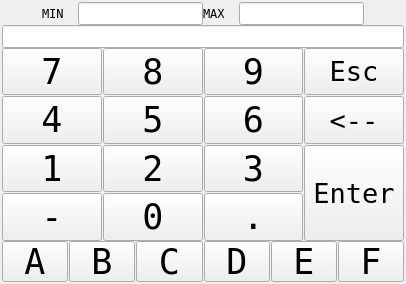
The window that qt_library/ATCMinputdialog/numpad.ui (MECTsrl/mect_plugins) describes before a commit, drawn with Qt 5.
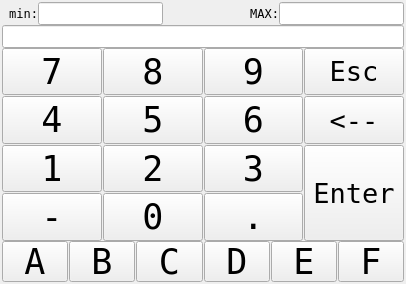
The same window after the commit.

Commit message: fix numpad layout (min/MAX in ATCMlabel)

```diff
--- a/qt_library/ATCMinputdialog/numpad.ui
+++ b/qt_library/ATCMinputdialog/numpad.ui
@@ -30,19 +30,6 @@
    </property>
    <item>
     <layout class="QHBoxLayout" name="horizontalLayout">
-     <item>
-      <spacer name="horizontalSpacer">
-       <property name="orientation">
-        <enum>Qt::Horizontal</enum>
-       </property>
-       <property name="sizeHint" stdset="0">
-        <size>
-         <width>40</width>
-         <height>20</height>
-        </size>
-       </property>
-      </spacer>
-     </item>
      <item>
       <widget class="QLabel" name="labelMin">
        <property name="sizePolicy">
@@ -53,7 +40,7 @@
        </property>
        <property name="maximumSize">
         <size>
-         <width>48</width>
+         <width>36</width>
          <height>16777215</height>
         </size>
        </property>
@@ -66,7 +53,10 @@
         <enum>Qt::NoFocus</enum>
        </property>
        <property name="text">
-        <string>MIN</string>
+        <string>min:</string>
+       </property>
+       <property name="alignment">
+        <set>Qt::AlignRight|Qt::AlignTrailing|Qt::AlignVCenter</set>
        </property>
       </widget>
      </item>
@@ -108,10 +98,23 @@
         <enum>QLineEdit::Normal</enum>
        </property>
        <property name="alignment">
-        <set>Qt::AlignCenter</set>
+        <set>Qt::AlignRight|Qt::AlignTrailing|Qt::AlignVCenter</set>
        </property>
       </widget>
      </item>
+     <item>
+      <spacer name="horizontalSpacer_3">
+       <property name="orientation">
+        <enum>Qt::Horizontal</enum>
+       </property>
+       <property name="sizeHint" stdset="0">
+        <size>
+         <width>40</width>
+         <height>20</height>
+        </size>
+       </property>
+      </spacer>
+     </item>
      <item>
       <widget class="QLabel" name="labelMax">
        <property name="sizePolicy">
@@ -122,7 +125,7 @@
        </property>
        <property name="maximumSize">
         <size>
-         <width>48</width>
+         <width>36</width>
          <height>16777215</height>
         </size>
        </property>
@@ -135,7 +138,10 @@
         <enum>Qt::NoFocus</enum>
        </property>
        <property name="text">
-        <string>MAX</string>
+        <string>MAX:</string>
+       </property>
+       <property name="alignment">
+        <set>Qt::AlignRight|Qt::AlignTrailing|Qt::AlignVCenter</set>
        </property>
       </widget>
      </item>
@@ -177,23 +183,10 @@
         <enum>QLineEdit::Normal</enum>
        </property>
        <property name="alignment">
-        <set>Qt::AlignCenter</set>
+        <set>Qt::AlignRight|Qt::AlignTrailing|Qt::AlignVCenter</set>
        </property>
       </widget>
      </item>
-     <item>
-      <spacer name="horizontalSpacer_2">
-       <property name="orientation">
-        <enum>Qt::Horizontal</enum>
-       </property>
-       <property name="sizeHint" stdset="0">
-        <size>
-         <width>40</width>
-         <height>20</height>
-        </size>
-       </property>
-      </spacer>
-     </item>
     </layout>
    </item>
    <item>
```
